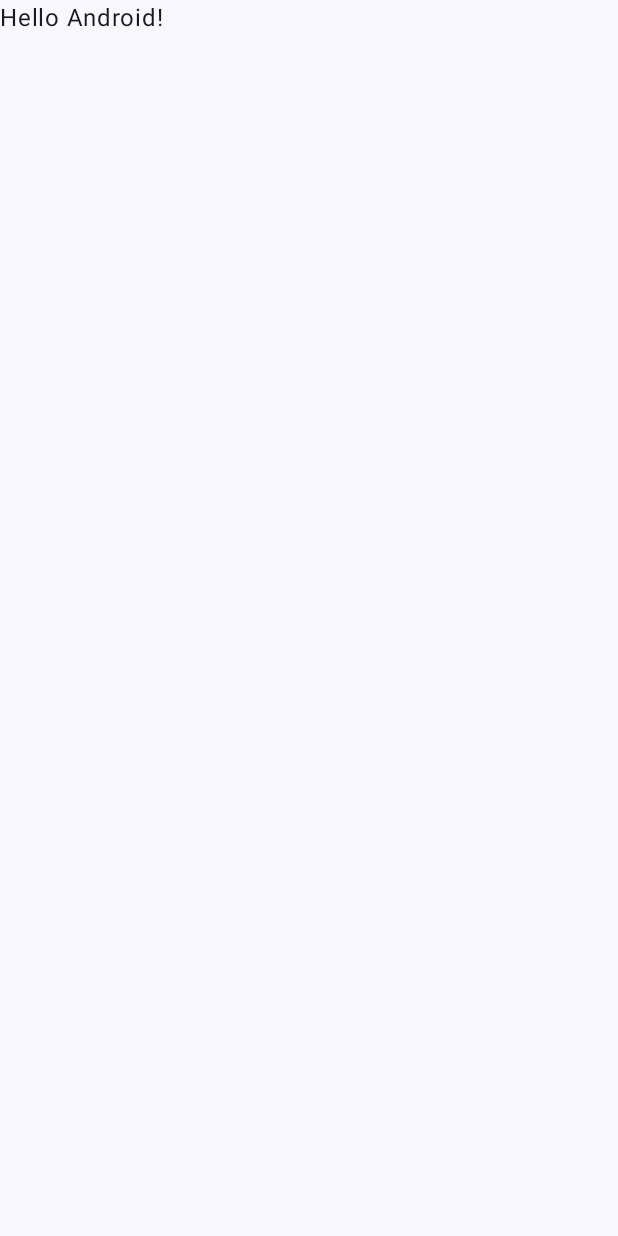
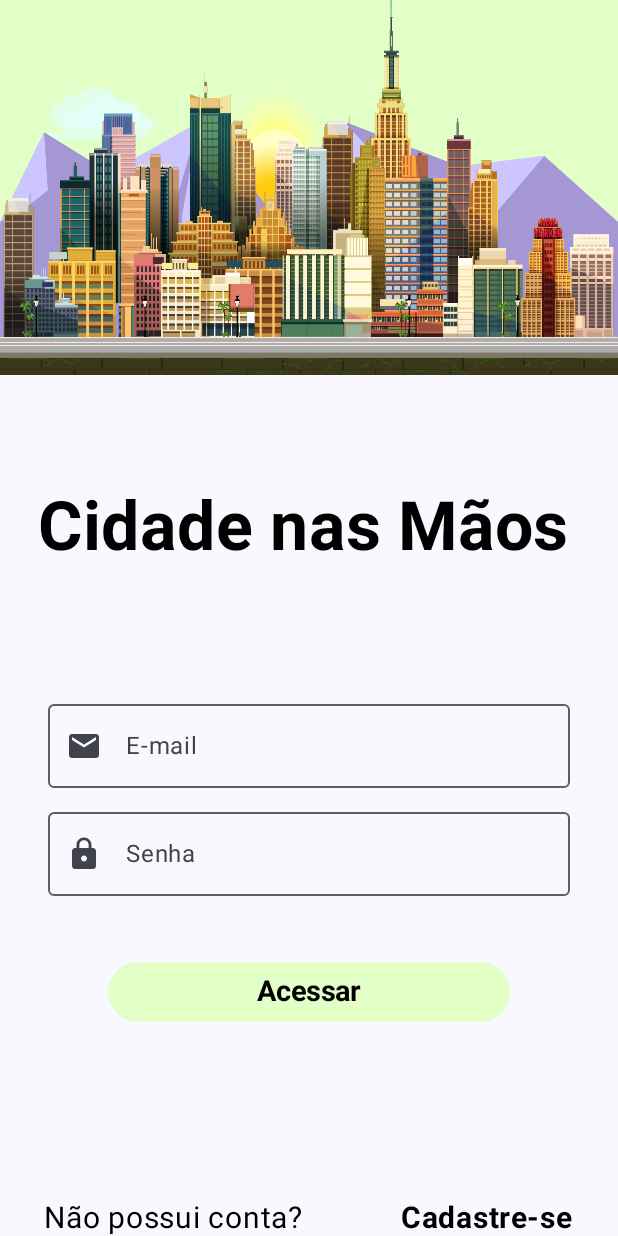
Before and after one commit to Laub3/smartcity, an Android app built with Jetpack Compose: the screen it shows after launch (MainActivity), on a phone screen of 412 x 824 dp. Before the commit the screen is almost empty. Run offline under Robolectric (Android 15) with nearby library versions, the phone set to English and light mode, and no system bars.

Commit message:
feat: add tela de login ao projeto

```diff
--- a/app/src/main/java/br/com/fiap/smartcity/MainActivity.kt
+++ b/app/src/main/java/br/com/fiap/smartcity/MainActivity.kt
@@ -3,13 +3,42 @@ package br.com.fiap.smartcity
 import android.os.Bundle
 import androidx.activity.ComponentActivity
 import androidx.activity.compose.setContent
+import androidx.compose.foundation.Image
+import androidx.compose.foundation.background
+import androidx.compose.foundation.layout.Arrangement
+import androidx.compose.foundation.layout.Column
+import androidx.compose.foundation.layout.Row
 import androidx.compose.foundation.layout.fillMaxSize
+import androidx.compose.foundation.layout.fillMaxWidth
+import androidx.compose.foundation.layout.padding
+import androidx.compose.foundation.layout.size
+import androidx.compose.foundation.shape.RoundedCornerShape
+import androidx.compose.material.icons.Icons
+import androidx.compose.material.icons.filled.Email
+import androidx.compose.material.icons.filled.Lock
+import androidx.compose.material3.Button
+import androidx.compose.material3.ButtonDefaults
+import androidx.compose.material3.Card
+import androidx.compose.material3.CardDefaults
+import androidx.compose.material3.DividerDefaults.color
+import androidx.compose.material3.Icon
 import androidx.compose.material3.MaterialTheme
+import androidx.compose.material3.OutlinedTextField
 import androidx.compose.material3.Surface
 import androidx.compose.material3.Text
+import androidx.compose.material3.TextField
 import androidx.compose.runtime.Composable
+import androidx.compose.ui.Alignment
 import androidx.compose.ui.Modifier
+import androidx.compose.ui.graphics.Color
+import androidx.compose.ui.layout.ContentScale
+import androidx.compose.ui.res.painterResource
+import androidx.compose.ui.text.TextStyle
+import androidx.compose.ui.text.font.FontWeight
 import androidx.compose.ui.tooling.preview.Preview
+import androidx.compose.ui.unit.dp
+import androidx.compose.ui.unit.sp
+import br.com.fiap.smartcity.screens.LoginScreen
 import br.com.fiap.smartcity.ui.theme.SmartcityTheme
 
 class MainActivity : ComponentActivity() {
@@ -22,25 +51,9 @@ class MainActivity : ComponentActivity() {
                     modifier = Modifier.fillMaxSize(),
                     color = MaterialTheme.colorScheme.background
                 ) {
-                    Greeting("Android")
+                    LoginScreen()
                 }
             }
         }
     }
 }
-
-@Composable
-fun Greeting(name: String, modifier: Modifier = Modifier) {
-    Text(
-        text = "Hello $name!",
-        modifier = modifier
-    )
-}
-
-@Preview(showBackground = true)
-@Composable
-fun GreetingPreview() {
-    SmartcityTheme {
-        Greeting("Android")
-    }
-}
--- /dev/null
+++ b/app/src/main/java/br/com/fiap/smartcity/screens/LoginScreen.kt
@@ -0,0 +1,142 @@
+package br.com.fiap.smartcity.screens
+
+import androidx.compose.foundation.Image
+import androidx.compose.foundation.background
+import androidx.compose.foundation.layout.Arrangement
+import androidx.compose.foundation.layout.Column
+import androidx.compose.foundation.layout.Row
+import androidx.compose.foundation.layout.fillMaxSize
+import androidx.compose.foundation.layout.fillMaxWidth
+import androidx.compose.foundation.layout.padding
+import androidx.compose.foundation.layout.size
+import androidx.compose.foundation.shape.RoundedCornerShape
+import androidx.compose.material.icons.Icons
+import androidx.compose.material.icons.filled.Email
+import androidx.compose.material.icons.filled.Lock
+import androidx.compose.material3.Button
+import androidx.compose.material3.ButtonDefaults
+import androidx.compose.material3.Card
+import androidx.compose.material3.CardDefaults
+import androidx.compose.material3.Icon
+import androidx.compose.material3.OutlinedTextField
+import androidx.compose.material3.Surface
+import androidx.compose.material3.Text
+import androidx.compose.runtime.Composable
+import androidx.compose.ui.Alignment
+import androidx.compose.ui.Modifier
+import androidx.compose.ui.graphics.Color
+import androidx.compose.ui.layout.ContentScale
+import androidx.compose.ui.res.painterResource
+import androidx.compose.ui.text.font.FontWeight
+import androidx.compose.ui.tooling.preview.Preview
+import androidx.compose.ui.unit.dp
+import androidx.compose.ui.unit.sp
+import br.com.fiap.smartcity.R
+
+@Composable
+fun LoginScreen() {
+    Column(
+        verticalArrangement = Arrangement.SpaceBetween
+    ) {
+        Card(
+            modifier = Modifier
+                .size(width = 500.dp, height = 250.dp)
+                .align(Alignment.CenterHorizontally),
+            colors = CardDefaults.cardColors(containerColor = Color(0xFFE1FFC7)),
+            shape = RoundedCornerShape(bottomStart = 0.dp)
+        ) {
+            Image(
+                painter = painterResource(id = R.drawable.building_smartcity),
+                contentDescription = "Foto da Cidade",
+                modifier = Modifier.fillMaxSize(),
+                contentScale = ContentScale.FillBounds
+            )
+        }
+        Column (modifier = Modifier.padding(start = 25.dp)) {
+            Text(
+                text = "Cidade nas Mãos",
+                fontSize = 45.sp,
+                color = Color.Black,
+                fontWeight = FontWeight.Bold,
+            )
+
+        }
+        Column(modifier = Modifier
+            .fillMaxWidth()
+            .padding(horizontal = 32.dp)
+        ) {
+            OutlinedTextField(
+                value = "",
+                onValueChange = {},
+                modifier = Modifier
+                    .fillMaxWidth()
+                    .padding(top = 8.dp),
+                leadingIcon = {
+                    Icon(imageVector = Icons.Filled.Email, contentDescription = "Icone E-mail")
+                },
+                label = {
+                    Text(text = "E-mail")
+                })
+            OutlinedTextField(
+                value = "",
+                onValueChange = {},
+                modifier = Modifier
+                    .fillMaxWidth()
+                    .padding(top = 8.dp),
+
+                leadingIcon = {
+                    Icon(imageVector = Icons.Filled.Lock, contentDescription = "Icone Senha")
+                },
+                label = {
+                    Text(text = "Senha")
+                })
+            Button(onClick = {},
+                modifier = Modifier
+                    .fillMaxWidth()
+                    .padding(40.dp),
+                colors = ButtonDefaults.buttonColors(
+                    containerColor = Color(0xFFE1FFC7)
+                )) {
+                Text(
+                    text = "Acessar",
+                    fontSize = 19.sp,
+                    color = Color.Black,
+                    fontWeight = FontWeight.Bold)
+
+
+
+            }
+
+        }
+        Row(
+            modifier = Modifier
+                .fillMaxWidth(),
+            horizontalArrangement = Arrangement.End
+        ) {
+            Text(text = "Não possui conta?",
+                fontSize = 20.sp,
+                color = Color(0xFF000000),
+                modifier = Modifier
+                    .padding(end = 60.dp))
+            Text(text = " Cadastre-se",
+                fontSize = 20.sp,
+                color = Color(0xFF000000),
+                fontWeight = FontWeight.Bold,
+                modifier = Modifier
+                    .padding(end = 30.dp),
+
+                )
+        }
+    }
+}
+
+
+@Preview(showSystemUi = true)
+@Composable
+fun LoginScreenPreview() {
+    Surface(modifier = Modifier
+        .fillMaxSize()
+        .background(Color(0xFF673AB7))) {
+        LoginScreen()
+    }
+}
```
Also changed, not shown: app/src/main/res/drawable/building_smartcity.png (added).
